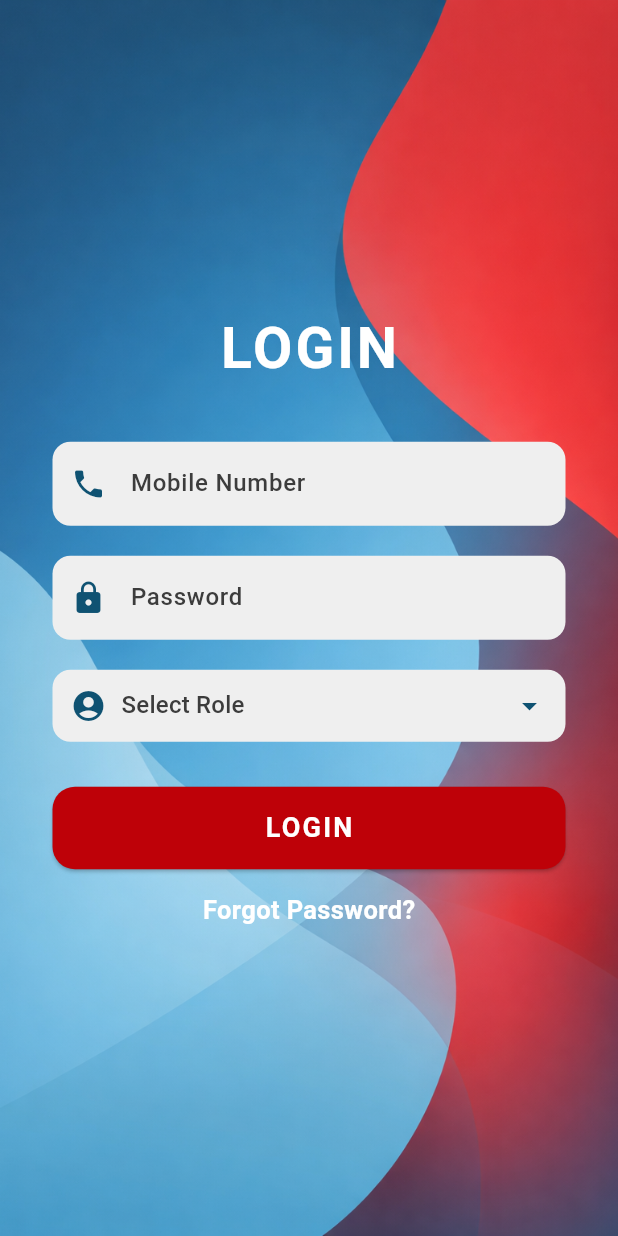
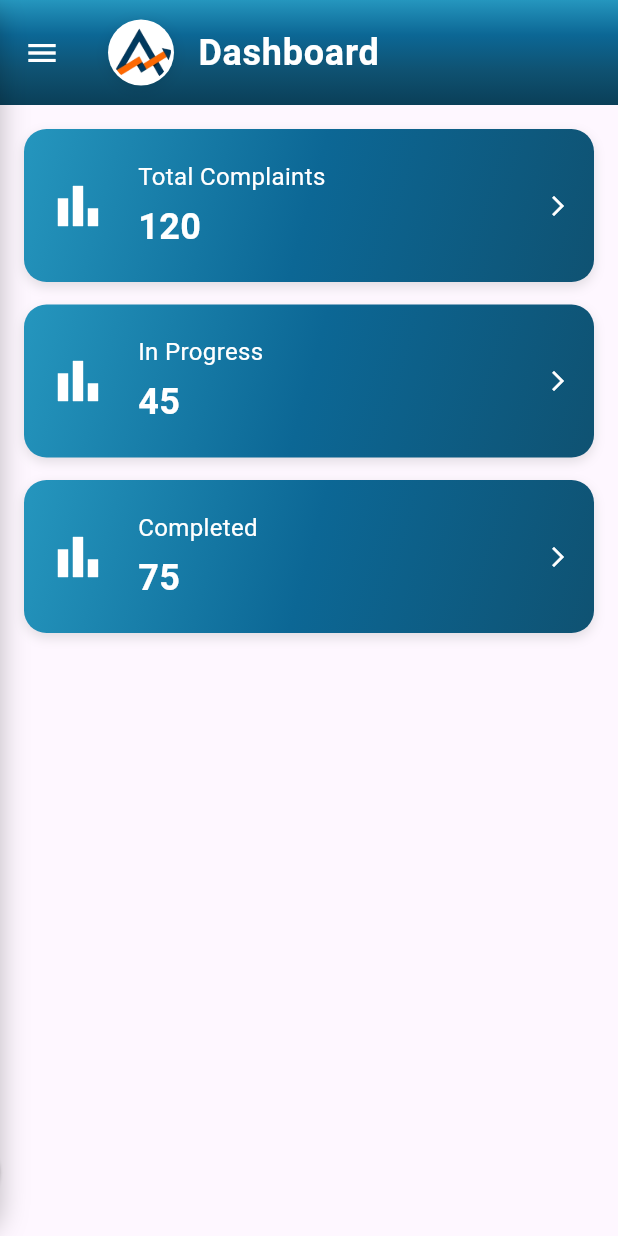
Before and after one commit to aditipawar1106-code/Flutter_login_page, a Flutter app: the screen it shows after launch, on a phone screen of 412 x 824 dp. Run offline on Flutter 3.47's test engine with Material 3 defaults, Android fonts, the phone set to English and light mode, and no system bars.

Commit message:
UI update: Forgot & Reset Password pages with white bg, light blue fields, gradient buttons, back button; other screens updated

```diff
--- /dev/null
+++ b/lib/core/widgets/appbar.dart
@@ -0,0 +1,64 @@
+import 'package:flutter/material.dart';
+import 'gradient.dart';
+
+AppBar appBar(
+    BuildContext context, {
+      required String title, VoidCallback? onMenuPressed,
+      bool hamburger = true, bool logo = true,
+    })
+{
+  return AppBar(elevation: 0, toolbarHeight: 70, leading: hamburger
+        ? Builder(
+      builder: (context) => IconButton(
+        icon: const Icon(Icons.menu),
+        color: Colors.white,
+        onPressed: onMenuPressed,
+      ),
+    )
+        : null,
+    flexibleSpace: Container(
+      decoration: BoxDecoration(gradient: AppGradients.darkGradient),
+    ),
+    title: Row(
+      mainAxisAlignment: MainAxisAlignment.start,
+      children: [
+        if (logo)
+          Container(
+            padding: const EdgeInsets.all(2),
+            decoration: BoxDecoration(
+              color: Colors.white,
+              borderRadius: BorderRadius.circular(40),
+              boxShadow: [
+                BoxShadow(
+                  color: Colors.black.withAlpha((0.1 * 255).toInt()),
+                  blurRadius: 8,
+                  offset: const Offset(0, 2),
+                ),
+              ],
+            ),
+            child: ClipRRect(
+              borderRadius: BorderRadius.circular(40),
+              child: Image.asset(
+                "assets/images/logo.png",
+                width: 40,
+                height: 40,
+                fit: BoxFit.cover,
+              ),
+            ),
+          ),
+        const SizedBox(width: 16),
+        Text(
+          title,
+          style: const TextStyle(
+            color: Colors.white,
+            fontSize: 24,
+            fontWeight: FontWeight.bold,
+            letterSpacing: 0.5,
+          ),
+        ),
+      ],
+    ),
+    centerTitle: true,
+    automaticallyImplyLeading: false,
+  );
+}
--- /dev/null
+++ b/lib/core/widgets/gradient.dart
@@ -0,0 +1,38 @@
+
+import 'package:flutter/material.dart';
+class AppGradients
+{
+  AppGradients._();
+
+  static final LinearGradient primaryGradient = LinearGradient(
+    begin: Alignment.topLeft,
+    end: Alignment.bottomRight,
+    colors: [
+      Color(0xFF2596BE),
+      Color(0xFF0C6795),
+      Color(0xFF0F5272),
+    ],
+    stops: [0.0, 0.5, 1.0],
+  );
+
+  static const LinearGradient darkGradient = LinearGradient(
+    begin: Alignment.topCenter,
+    end: Alignment.bottomCenter,
+    colors: [
+      Color(0xFF2596BE),
+      Color(0xFF0C6795),
+      Color(0xFF0F5272),
+      Color(0xFF0A3F58),
+    ],
+  );
+
+  static const RadialGradient glowGradient = RadialGradient(
+    center: Alignment.topLeft,
+    radius: 1.3,
+    colors: [
+      Color(0xFF2596BE),
+      Color(0xFF0C6795),
+      Color(0xFF0F5272),
+    ],
+  );
+}
--- a/lib/main.dart
+++ b/lib/main.dart
@@ -1,5 +1,5 @@
 import 'package:flutter/material.dart';
-import 'screens/login_page.dart';
+import 'screens/admin_dashboard.dart';
 
 void main()
 {
@@ -14,7 +14,8 @@ class GovernmentPortalApp extends StatelessWidget
   {
     return const MaterialApp(
       debugShowCheckedModeBanner: false,
-      home: LoginPage(),
+      title: 'Government Portal',
+      home: AdminDashboard(),
     );
   }
 }
--- /dev/null
+++ b/lib/main_scaffold.dart
@@ -0,0 +1,134 @@
+import 'package:flutter/material.dart';
+import '../core/widgets/gradient.dart';
+import '../core/widgets/appbar.dart';
+import '../screens/profile_page.dart';
+import '../screens/reset_password_page.dart';
+
+
+class MainScaffold extends StatefulWidget
+{
+  final Widget body;
+  final String title;
+  const MainScaffold({
+    super.key,
+    required this.body,
+    required this.title,
+  });
+  @override
+  State<MainScaffold> createState() => _MainScaffoldState();
+}
+
+class _MainScaffoldState extends State<MainScaffold>
+{
+  bool isMenuOpen = false;
+  void toggleMenu()
+  {
+    setState(() => isMenuOpen = !isMenuOpen);
+  }
+
+  @override
+  Widget build(BuildContext context) {
+    final width = MediaQuery.of(context).size.width;
+    final menuWidth = width * 0.65;
+    return Scaffold(body: Stack(
+        children: [Scaffold(
+            appBar: appBar(context, title: widget.title, hamburger: true, onMenuPressed: toggleMenu,
+            ),
+            body: widget.body,),
+
+          if (isMenuOpen)
+            GestureDetector(
+              onTap: toggleMenu, child: Container(
+                width: double.infinity, height: double.infinity,
+                color: Colors.black.withAlpha((0.4 * 255).toInt()),
+              ),),
+
+          AnimatedPositioned(
+            duration: const Duration(milliseconds: 300),
+            left: isMenuOpen ? 0 : -menuWidth,
+            top: 0, bottom: 0, child: Container(
+              width: menuWidth, decoration: BoxDecoration(
+                gradient: AppGradients.glowGradient,
+                borderRadius: const BorderRadius.horizontal(
+                  right: Radius.circular(20),
+                ),
+                boxShadow: const [
+                  BoxShadow(color: Colors.black26, blurRadius: 15),
+                ],),
+              child: SafeArea(child: Column(
+                  children: [
+                    const SizedBox(height: 20), const CircleAvatar(
+                      radius: 60,
+                      backgroundColor: Colors.white,
+                    ),
+                    const SizedBox(height: 10),
+                    const Text("User Name", style: TextStyle(
+                          fontSize: 18, fontWeight: FontWeight.bold,
+                          color: Colors.white),
+                    ),
+                    const Divider(color: Colors.white),
+
+                    menuItem(Icons.analytics_rounded,"Dashboard", () {
+                      Navigator.popUntil(context, (route) => route.isFirst);
+                    }),
+                    menuItem(Icons.person,"Profile",() {
+                      Navigator.push(
+                        context,
+                        MaterialPageRoute(builder:(_) => const ProfilePage()),
+                      );
+                    }),
+                    menuItem(Icons.admin_panel_settings_outlined,"Reset Password",()
+                    {
+                      Navigator.push(context,
+                        MaterialPageRoute(builder:(_) => const ResetPasswordPage()),
+                      );
+                    }),
+                    menuItem(Icons.article, "Complaints", () {}),
+                    menuItem(Icons.all_inbox_rounded, "Complaint History", () {}),
+                    menuItem(Icons.assignment_turned_in_rounded, "Resolved Issues", () {}),
+
+                    const Spacer(),
+                    ElevatedButton(
+                      style: ElevatedButton.styleFrom(
+                        backgroundColor: Colors.red,
+                      ),
+                      onPressed: () {}, child: Padding(
+                        padding: const EdgeInsets.all(10), child: Row(
+                          mainAxisAlignment: MainAxisAlignment.center,
+                          children: const [
+                            Icon(Icons.logout_rounded, color: Colors.white),
+                            SizedBox(width: 5),
+                            Text(
+                              "Logout",
+                              style: TextStyle(
+                                fontSize: 18,
+                                fontWeight: FontWeight.bold,
+                                color: Colors.white,
+                              ),),
+                          ],
+                        ),),),
+                    const SizedBox(height: 20),
+                  ],
+                ),
+              ),
+            ),
+          ),
+        ],
+      ),
+    );
+  }
+
+  Widget menuItem(IconData icon, String title, VoidCallback onTap) {
+    return ListTile(
+      leading: Icon(icon, color: Colors.white),
+      title: Text(
+        title,
+        style: const TextStyle(color: Colors.white),
+      ),
+      onTap: () {
+        toggleMenu();
+        onTap();
+      },
+    );
+  }
+}
--- /dev/null
+++ b/lib/screens/admin_dashboard.dart
@@ -0,0 +1,66 @@
+import 'package:flutter/material.dart';
+import '../main_scaffold.dart';
+import '../core/widgets/gradient.dart';
+
+class AdminDashboard extends StatelessWidget
+{
+  const AdminDashboard({super.key});
+  @override
+  Widget build(BuildContext context)
+  {
+    return MainScaffold(title: "Dashboard",
+      body: SingleChildScrollView(
+        padding: const EdgeInsets.all(16.0),
+        child: Column(
+          children: [
+            buildStatCard("Total Complaints", "120"),
+            const SizedBox(height: 15),
+            buildStatCard("In Progress", "45"),
+            const SizedBox(height: 15),
+            buildStatCard("Completed", "75"),
+          ],
+        ),
+      ),
+    );
+  }
+
+  Widget buildStatCard(String title, String count) {
+    return Container(
+      width: double.infinity,
+      padding: const EdgeInsets.symmetric(vertical: 20, horizontal: 16),
+      decoration: BoxDecoration(
+        gradient: AppGradients.primaryGradient,
+        borderRadius: BorderRadius.circular(15),
+        boxShadow: [
+          BoxShadow(
+            color: Colors.grey.withAlpha((0.3 * 255).toInt()),
+            blurRadius: 6,
+            offset: const Offset(0, 3),
+          ),
+        ],
+      ),
+      child: Row(
+        children: [
+          const Icon(Icons.bar_chart, color: Colors.white, size: 40),
+          const SizedBox(width: 20),
+          Expanded(
+            child: Column(
+              crossAxisAlignment: CrossAxisAlignment.start,
+              children: [Text(title,
+                    style: const TextStyle(color: Colors.white,
+                      fontSize: 16,
+                    )),
+                const SizedBox(height: 5),
+                Text(count,
+                    style: const TextStyle(
+                      color: Colors.white, fontSize: 24, fontWeight: FontWeight.bold,
+                    )),
+              ],
+            ),
+          ),
+          const Icon(Icons.arrow_forward_ios, size: 16, color: Colors.white),
+        ],
+      ),
+    );
+  }
+}
--- a/pubspec.yaml
+++ b/pubspec.yaml
@@ -61,6 +61,8 @@ flutter:
   # To add assets to your application, add an assets section, like this:
   assets:
      - assets/bg1.png
+     - assets/images/logo.png
+     - assets/profile.jpg
 
   # An image asset can refer to one or more resolution-specific "variants", see
   # https://flutter.dev/to/resolution-aware-images
```
Also changed, not shown: lib/screens/forgot_password_page.dart (added, +178 -0 lines), lib/screens/profile_page.dart (added, +98 -0 lines), lib/screens/reset_password_page.dart (added, +150 -0 lines), assets/images/logo.png (added), assets/profile.jpg (added), lib/login_page.dart (renamed from lib/screens/login_page.dart), 1 other file.
